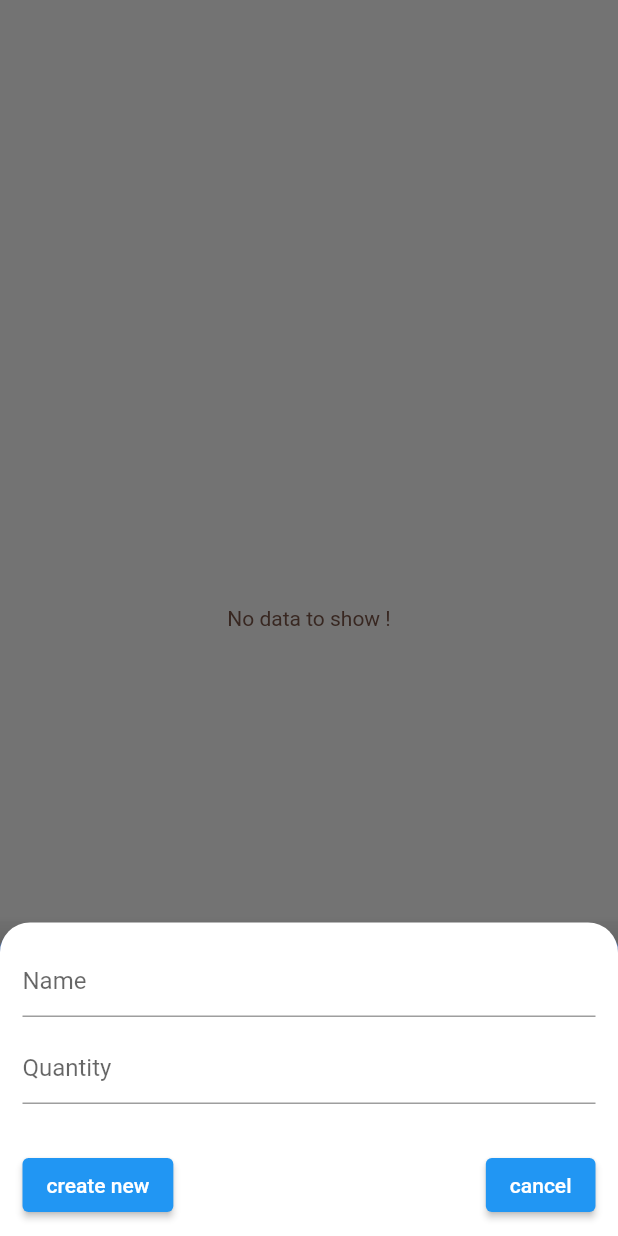
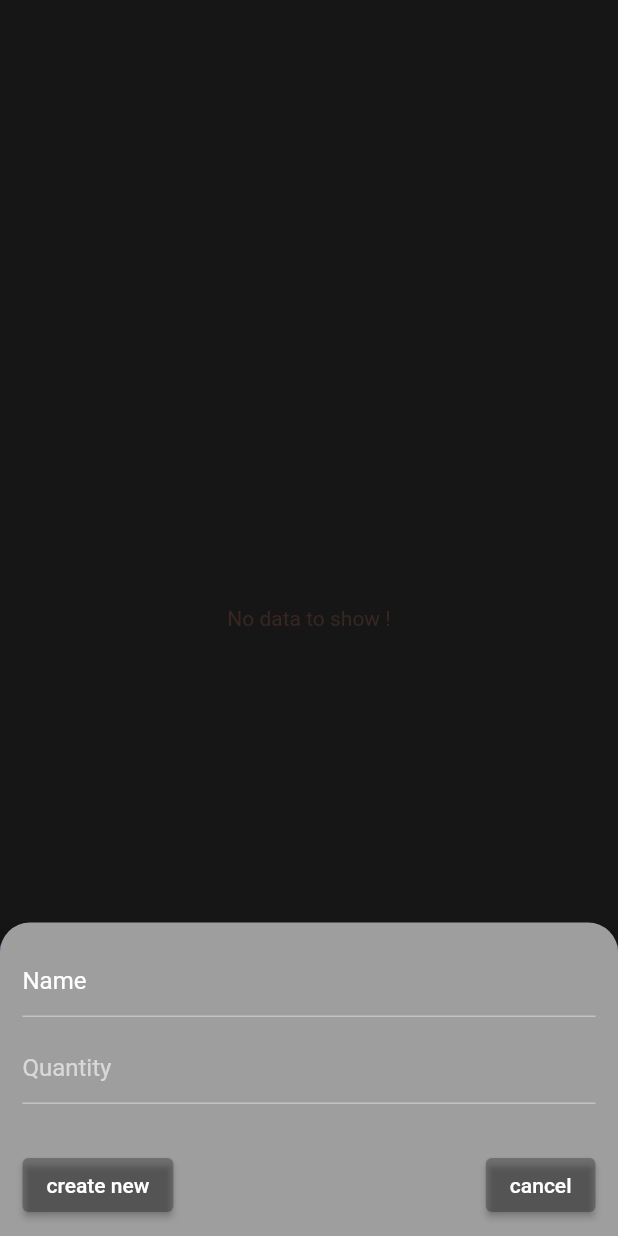
Before and after one commit to Nahin-CDR/notes_app, a Flutter app: the screen it shows after launch, after a tap on the "add" icon, on a phone screen of 412 x 824 dp. Run offline on Flutter 3.47's test engine with Material 2 defaults, Android fonts, the phone set to English and light mode, and no system bars; our stand-ins replace hive_flutter, shared_preferences; accounts and stored records are empty.

Commit message:
theme added

```diff
--- a/lib/home.dart
+++ b/lib/home.dart
@@ -1,6 +1,7 @@
 import 'package:flutter/foundation.dart';
 import 'package:flutter/material.dart';
 import 'package:hive_flutter/adapters.dart';
+import 'package:todo_app/theme_provider.dart';
 
 class HomeScreen extends StatefulWidget {
   const HomeScreen({Key? key}) : super(key: key);
@@ -46,6 +47,8 @@ class _HomeScreenState extends State<HomeScreen> {
   Future<void> _deleteItem({required int itemKey})async{
     await _shoppingBox.delete(itemKey);
     _refreshItems();
+    _nameController.text = '';
+    _quantityController.text = '';
   }
 
 
@@ -62,9 +65,8 @@ class _HomeScreenState extends State<HomeScreen> {
         elevation: 5,
         builder: (_){
           return Container(
-
             decoration: BoxDecoration(
-              color: Colors.white,
+              color: themeProviderView.currentTheme == 'dark' ? Colors.grey : Colors.black,
               boxShadow: [
                   BoxShadow(
                     color: Colors.blueAccent.withOpacity(0.5),
@@ -90,14 +92,22 @@ class _HomeScreenState extends State<HomeScreen> {
               //mainAxisSize: MainAxisSize.min,
               children: [
                 TextField(
+                  style: TextStyle(
+                    color: themeProviderView.currentTheme=='dark'?Colors.white:Colors.black,
+                  ),
                   keyboardType: TextInputType.text,
                   controller: _nameController,
-                  decoration: const InputDecoration(hintText: 'Name'),
+                  decoration: InputDecoration(hintText: 'Name',hintStyle:  TextStyle(
+                  color: themeProviderView.currentTheme=='dark'?Colors.white:Colors.black,
+                  ),),
                 ),
                 const SizedBox(
                   height: 10,
                 ),
                 TextField(
+                  style: TextStyle(
+                    color: themeProviderView.currentTheme=='dark'?Colors.white:Colors.black,
+                  ),
                   controller: _quantityController,
                   keyboardType: TextInputType.number,
                   decoration: const InputDecoration(hintText: 'Quantity'),
@@ -111,6 +121,10 @@ class _HomeScreenState extends State<HomeScreen> {
                     mainAxisAlignment: MainAxisAlignment.spaceBetween,
                     children: [
                       ElevatedButton(
+                          style: ElevatedButton.styleFrom(
+                            foregroundColor: themeProviderView.currentTheme=='dark'?Colors.white:Colors.grey,
+                            backgroundColor: themeProviderView.currentTheme=='dark'?Colors.black26:Colors.black,
+                          ),
                           onPressed: ()async{
                             if(_nameController.text.isNotEmpty && _quantityController.text.isNotEmpty){
                               if(itemKey == null){
@@ -135,6 +149,10 @@ class _HomeScreenState extends State<HomeScreen> {
                           child: Text(itemKey == null ? "create new" : "update")
                       ),
                       ElevatedButton(
+                          style: ElevatedButton.styleFrom(
+                            foregroundColor: themeProviderView.currentTheme=='dark'?Colors.white:Colors.grey,
+                            backgroundColor: themeProviderView.currentTheme=='dark'?Colors.black26:Colors.black,
+                          ),
                           onPressed: (){
                             Navigator.of(context).pop();
                           },
@@ -152,33 +170,50 @@ class _HomeScreenState extends State<HomeScreen> {
   }
 
 
+  ThemeProviderView themeProviderView = ThemeProviderView();
 
   @override
   void initState() {
     // TODO: implement initState
     super.initState();
+    themeProviderView.initialize();
     _refreshItems();
   }
+
+
+
 
   @override
   Widget build(BuildContext context) {
     return Scaffold(
       resizeToAvoidBottomInset: false, // set it to false,
-        body: _items.isEmpty? const Center(
-          child: Text("No data to show !",style: TextStyle(color: Colors.brown)),
-        ):
-        ListView.builder(
+      body: _items.isEmpty?Center(
+          child: Text("No data to show !",
+              style: TextStyle(
+                  color: themeProviderView.currentTheme=='dark'?Colors.white:Colors.brown
+              )
+          )
+      ):
+      ListView.builder(
             itemCount: _items.length,
             itemBuilder: (context,index){
               final currentItem = _items[index];
               return Card(
                 margin: const EdgeInsets.only(left: 10,right: 10,top: 15),
-                color: Colors.white,
+                color: themeProviderView.currentTheme=='dark'?Colors.grey:Colors.white,
                 shadowColor: Colors.blueAccent.withOpacity(.5),
                 elevation: 3,
                 child: ListTile(
-                  title: Text(currentItem['name']),
-                  subtitle: Text(currentItem['quantity'].toString()),
+                  title: Text(currentItem['name'],
+                    style: TextStyle(
+                      color: themeProviderView.currentTheme=='dark'?Colors.white:Colors.black,
+                    ),
+                  ),
+                  subtitle: Text(currentItem['quantity'].toString(),
+                    style: TextStyle(
+                      color: themeProviderView.currentTheme=='dark'?Colors.white:Colors.black,
+                    ),
+                  ),
                   trailing: Row(
                     mainAxisSize: MainAxisSize.min,
                     children: [
@@ -200,9 +235,10 @@ class _HomeScreenState extends State<HomeScreen> {
                 ),
               );
             }),
+
       floatingActionButton: FloatingActionButton(
         onPressed: ()=> _showForm(context, null),
-        backgroundColor: Colors.brown,
+        backgroundColor: themeProviderView.currentTheme=='dark'?Colors.white:Colors.black,
         child: const Icon(Icons.add),
       ),
     );
--- a/lib/main.dart
+++ b/lib/main.dart
@@ -1,21 +1,45 @@
 import 'package:flutter/material.dart';
 import 'package:hive_flutter/hive_flutter.dart';
+import 'package:provider/provider.dart';
+
 import 'package:todo_app/home.dart';
-void main()async{
+import 'package:todo_app/theme_provider.dart';
+
+
+
+void main() async{
   WidgetsFlutterBinding.ensureInitialized();
   await Hive.initFlutter();
   await Hive.openBox('shopping_box');
   runApp(const MyApp());
 }
-
-class MyApp extends StatelessWidget {
+class MyApp extends StatefulWidget {
   const MyApp({Key? key}) : super(key: key);
 
   @override
+  State<MyApp> createState() => _MyAppState();
+}
+
+class _MyAppState extends State<MyApp> {
+  ThemeProviderView themeProviderView = ThemeProviderView();
+
+  @override
   Widget build(BuildContext context) {
-    return const MaterialApp(
-      debugShowCheckedModeBanner: false,
-      home:  HomeScreen(),
+    return ChangeNotifierProvider(
+        create: (BuildContext context) => themeProviderView,
+        child: Consumer<ThemeProviderView>(
+          builder: (context,value,_){
+            return MaterialApp(
+
+                debugShowCheckedModeBanner: false,
+                title: 'Flutter Demo',
+                theme: ThemeData.light(),
+                darkTheme: ThemeData.dark(),
+                themeMode: value.themeMode,
+                home: const HomeScreen()
+            );
+          },
+        )
     );
   }
 }
--- /dev/null
+++ b/lib/theme_provider.dart
@@ -0,0 +1,34 @@
+import 'package:flutter/material.dart';
+import 'package:shared_preferences/shared_preferences.dart';
+
+class ThemeProviderView extends ChangeNotifier {
+  String currentTheme = 'system';
+
+  ThemeMode get themeMode {
+    if (currentTheme == 'light') {
+      return ThemeMode.light;
+    } else if (currentTheme == 'dark') {
+      return ThemeMode.dark;
+    } else {
+      return ThemeMode.dark;
+    }
+  }
+
+  changeTheme(String theme) async {
+    final SharedPreferences _prefs = await SharedPreferences.getInstance();
+
+    await _prefs.setString('theme', theme);
+
+    currentTheme = theme;
+    notifyListeners();
+  }
+
+  initialize() async {
+    final SharedPreferences _prefs = await SharedPreferences.getInstance();
+    currentTheme = 'dark';// _prefs.getString('theme') ?? 'system';
+    notifyListeners();
+  }
+
+
+
+}
--- a/pubspec.yaml
+++ b/pubspec.yaml
@@ -37,7 +37,8 @@ dependencies:
   # Use with the CupertinoIcons class for iOS style icons.
   cupertino_icons: ^1.0.2
   hive_flutter: ^1.1.0
-  adaptive_theme: ^3.2.0
+  theme_provider: ^0.5.0
+  provider: ^6.0.5
 
 dev_dependencies:
   flutter_test:
```
Also changed, not shown: pubspec.lock.
